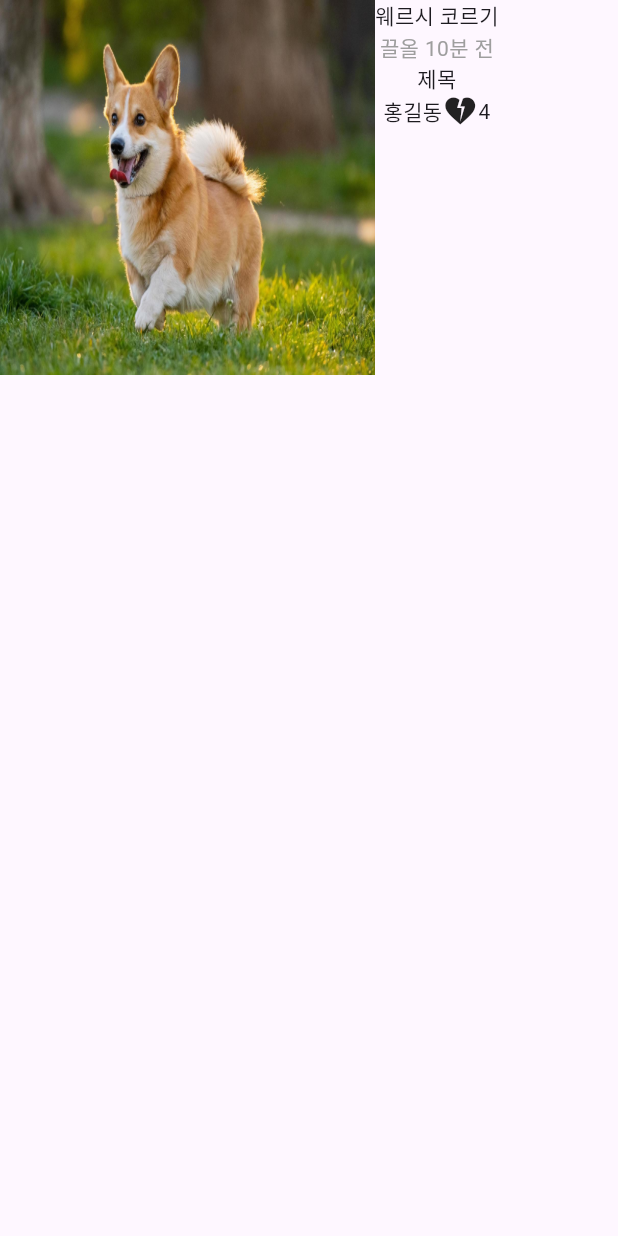
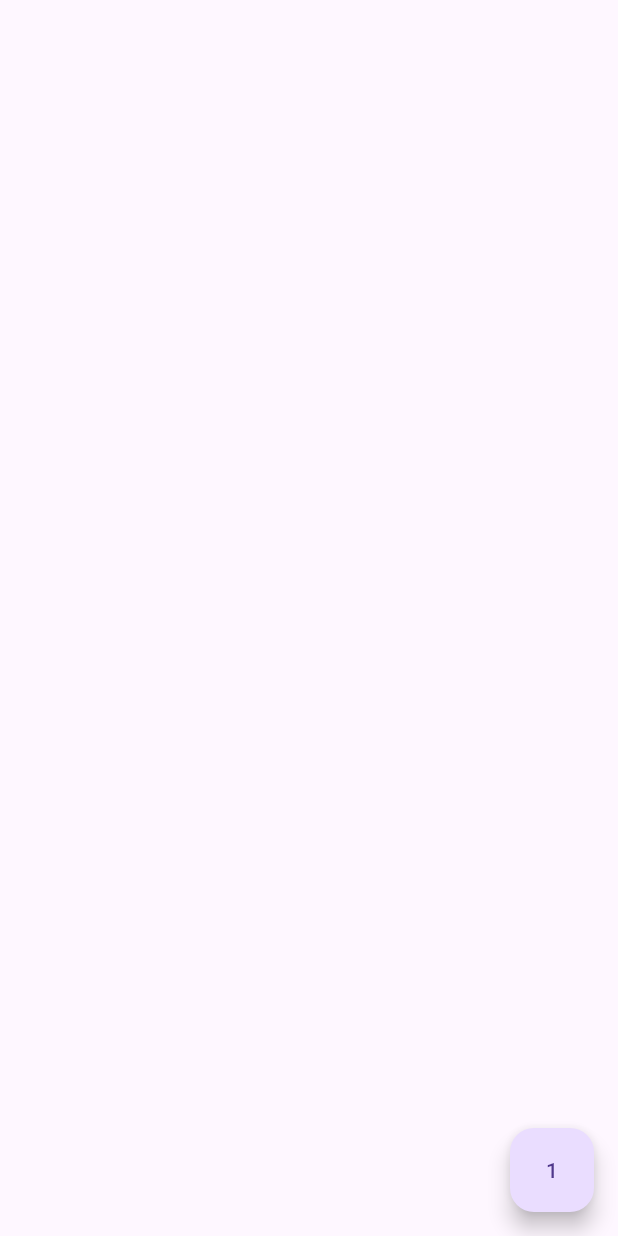
Before and after one commit to ekankr2/learn_flutter, a Flutter app: the screen it shows after launch, on a phone screen of 412 x 824 dp. Run offline on Flutter 3.47's test engine with Material 3 defaults, Android fonts, the phone set to English and light mode, and no system bars.

```diff
--- a/lib/main.dart
+++ b/lib/main.dart
@@ -4,46 +4,28 @@ void main() {
   runApp(const MyApp());
 }
 
-class MyApp extends StatelessWidget {
+class MyApp extends StatefulWidget {
   const MyApp({super.key});
+
+  @override
+  State<MyApp> createState() => _MyAppState();
+}
+
+class _MyAppState extends State<MyApp> {
+  var a = 1;
 
   @override
   Widget build(BuildContext context) {
     return MaterialApp(
         home: Scaffold(
-            body: SizedBox(
-      child: Row(
-        children: [
-          SizedBox(
-            child: Image.asset(
-              'assets/dog.jpg',
-              fit: BoxFit.fill,
-            ),
-            width: 250,
-            height: 250,
-          ),
-          Column(
-            children: [
-              Text('웨르시 코르기'),
-              Text('끌올 10분 전', style: TextStyle(color: Colors.grey),),
-              Text('제목'),
-              SizedBox(
-                child: Row(
-                  children: [
-                    Text('홍길동'),
-                    Row(children: [
-                      Icon(Icons.heart_broken),
-                      Text('4')
-                    ],)
-                  ],
-                ),
-              )
-            ],
-          )
-        ],
-        mainAxisAlignment: MainAxisAlignment.start,
-        crossAxisAlignment: CrossAxisAlignment.start,
+      floatingActionButton: FloatingActionButton(
+        child: Text(a.toString()),
+        onPressed: () {
+          setState(() {
+            a++;
+          });
+        },
       ),
-    )));
+    ));
   }
 }
```
